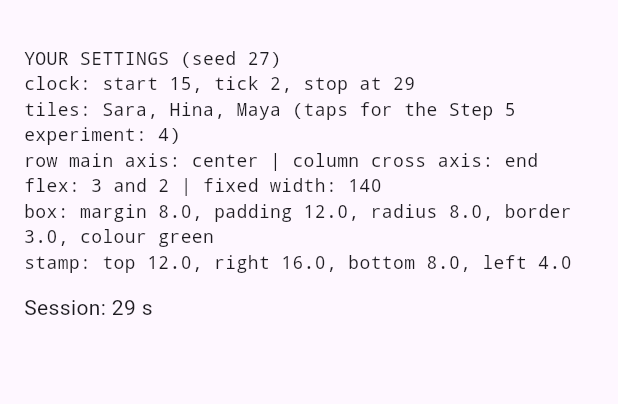
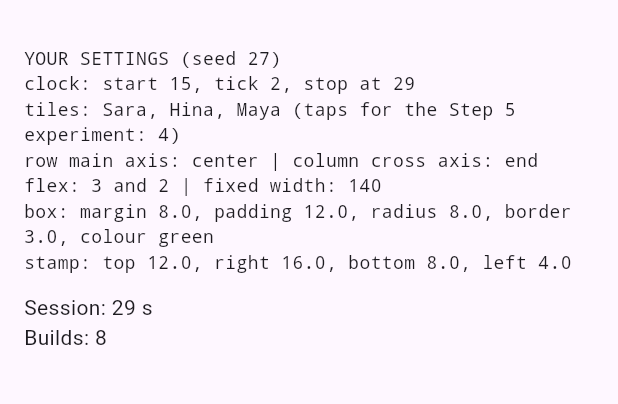
Before and after one commit to abubakar-aslam01/MAD_TASKS, a Flutter app: the screen it shows after launch, on a phone screen of 412 x 824 dp, the part 63-467 px from its top. Run offline on Flutter 3.47's test engine with Material 3 defaults, Android fonts, the phone set to English and light mode, and no system bars.

Commit message:
Layout lab: step 2

```diff
--- a/layout_lab/lib/main.dart
+++ b/layout_lab/lib/main.dart
@@ -172,10 +172,12 @@
 class _ClockState extends State<Clock> {
   late Timer _timer;
   int _seconds = startSec;
+  int _builds = 0;
 
   @override
   void initState() {
     super.initState();
+    lifecycleLog.add('initState');
     // Think (Step 1): initState runs only ONCE, when the State is created, so
     // we get exactly one Timer. build runs again on every setState; if the Timer
     // started in build, every tick would start one more Timer, so the number of
@@ -187,7 +189,26 @@
   }
 
   @override
+  void dispose() {
+    _timer.cancel();
+    lifecycleLog.add('dispose');
+    super.dispose();
+  }
+
+  @override
   Widget build(BuildContext context) {
-    return Text('Session: $_seconds s', key: const Key('clock'));
+    // Think (Step 2): every tick calls setState exactly once, and one setState
+    // schedules exactly one rebuild, so Builds grows by 1 per second (not 2).
+    // Without _timer.cancel() in dispose, the Timer would keep running after the
+    // widget left the screen and call setState on a disposed State; the console
+    // would show "setState() called after dispose()".
+    _builds++;
+    return Column(
+      crossAxisAlignment: CrossAxisAlignment.start,
+      children: [
+        Text('Session: $_seconds s', key: const Key('clock')),
+        Text('Builds: $_builds', key: const Key('builds')),
+      ],
+    );
   }
 }
```
